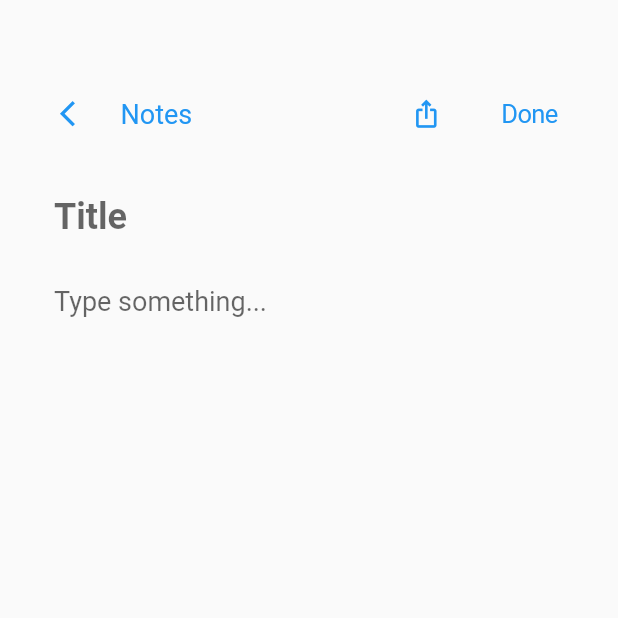
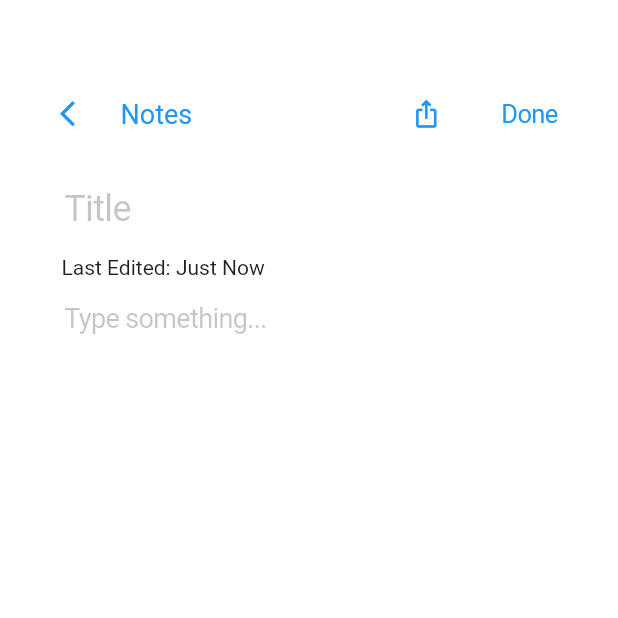
Before and after one commit to don2dusk/SecureNotes, a Flutter app: the AddNote screen opened directly, on a phone screen of 412 x 824 dp, the top half of it. Run offline on Flutter 3.47's test engine with Material 2 defaults, Android fonts, the light colour scheme and no system bars; our stand-ins replace animated_text_kit, sqflite; missing offline and left inert: window_size; accounts and stored records are empty.

Commit message:
Update-2/09/2022

```diff
--- a/lib/db/database_provider.dart
+++ b/lib/db/database_provider.dart
@@ -22,8 +22,7 @@ class SecureNotesDB {
   }
 
   Future _createDB(Database db, int version) async {
-    await db.execute(
-        '''
+    await db.execute('''
       CREATE TABLE $tableNotes(
         ${NoteFields.id} INTEGER PRIMARY KEY AUTOINCREMENT,
         ${NoteFields.title} TEXT NOT NULL,
--- a/lib/main.dart
+++ b/lib/main.dart
@@ -14,7 +14,7 @@ void main() {
 
   runApp(MaterialApp(
     debugShowCheckedModeBanner: false,
-    color: Colors.black,
+    color: Colors.white,
     home: WelcomeScreen(),
   ));
 }
--- a/lib/screens/add_note.dart
+++ b/lib/screens/add_note.dart
@@ -1,4 +1,6 @@
 // ignore_for_file: prefer_typing_uninitialized_variables
+
+import 'dart:async';
 
 import 'package:flutter/cupertino.dart';
 import 'package:flutter/material.dart';
@@ -8,12 +10,11 @@ import 'package:secure_notes/model/note_model.dart';
 import 'package:secure_notes/widgets/note_form_widget.dart';
 
 class AddNote extends StatefulWidget {
-  final int? noteId;
-  final NoteModel? note;
+  final NoteModel? snote;
   const AddNote({
     Key? key,
-    this.noteId,
-    this.note,
+    //this.noteId,
+    this.snote,
   }) : super(key: key);
   @override
   State<AddNote> createState() => _AddNoteState();
@@ -28,16 +29,19 @@ class AddNote extends StatefulWidget {
 
 class _AddNoteState extends State<AddNote> {
   final _formKey = GlobalKey<FormState>();
-  NoteModel? note;
+  var note;
   String? title;
   String? body;
-  var dateTime = DateFormat.yMMMMEEEEd().add_jm().format(DateTime.now());
+  late TextEditingController ntitle;
+  late TextEditingController nbody;
+
+  var dateTime = DateFormat.yMMMMEEEEd().add_Hm().format(DateTime.now());
   bool isLoading = false;
 
   Future refreshNotes() async {
     setState(() => isLoading = true);
-    if (widget.noteId != null) {
-      note = await SecureNotesDB.instance.readNote(widget.noteId!);
+    if (widget.snote != null) {
+      note = await SecureNotesDB.instance.readAllNotes();
     }
     setState(() => isLoading = false);
   }
@@ -46,23 +50,30 @@ class _AddNoteState extends State<AddNote> {
   void initState() {
     super.initState();
 
-    title = note?.title ?? '';
-    if (widget.noteId == null) {
+    if (widget.snote == null) {
+      title = '';
       body = '';
     } else {
-      body = note?.body;
+      body = widget.snote!.body;
+      title = widget.snote!.title;
     }
+    ntitle = TextEditingController(text: title);
+    nbody = TextEditingController(text: body);
     refreshNotes();
+  }
+
+  @override
+  void dispose() {
+    ntitle.dispose();
+    nbody.dispose();
+    super.dispose();
   }
 
   @override
   Widget build(BuildContext context) {
     return Scaffold(
-      body: isLoading
-          ? Center(
-              child: Text('Hi'),
-            )
-          : Form(
+      backgroundColor: Colors.white,
+      body: Form(
         key: _formKey,
         child: Padding(
           padding: const EdgeInsets.fromLTRB(20, 50, 20, 20),
@@ -84,21 +95,23 @@ class _AddNoteState extends State<AddNote> {
                   Expanded(
                     child: CupertinoButton(
                         alignment: Alignment.centerRight,
-                              child: Icon(Icons.ios_share_outlined,
-                                  color: Colors.blue),
+                        child:
+                            Icon(Icons.ios_share_outlined, color: Colors.blue),
                         onPressed: () {}),
                   ),
                   CupertinoButton(
-                          child: Text('Done'),
-                          onPressed: addorUpdateNote,
-                        )
+                      child: Text('Done'), onPressed: addorUpdateNote)
                 ],
               ),
               NoteFormWidget(
-                        onChangedTitle: (title) =>
-                            setState(() => this.title = title),
-                        onChangedBody: (body) =>
-                            setState(() => this.body = body)),
+                onChangedTitle: (title) => setState(() => this.title = title),
+                onChangedBody: (body) => setState(() => this.body = body),
+                titleController: ntitle,
+                bodyController: nbody,
+                lastEdited: widget.snote == null
+                    ? 'Just Now'
+                    : widget.snote!.creationDate,
+              ),
             ],
           ),
         ),
@@ -110,7 +123,7 @@ class _AddNoteState extends State<AddNote> {
     final isValid = _formKey.currentState!.validate();
 
     if (isValid) {
-      final isUpdating = widget.noteId != null;
+      final isUpdating = widget.snote != null;
 
       if (isUpdating) {
         await updateNote();
@@ -123,15 +136,14 @@ class _AddNoteState extends State<AddNote> {
   }
 
   Future updateNote() async {
-    final note = widget.note!.copy(
-        title: title, body: body, creationDate: DateTime.now().toString());
+    final note =
+        widget.snote!.copy(title: title, body: body, creationDate: dateTime);
     await SecureNotesDB.instance.update(note);
   }
 
   Future addNote() async {
-    final note = NoteModel(
-        title: title!, body: body!, creationDate: DateTime.now().toString());
+    final snote = NoteModel(title: title!, body: body!, creationDate: dateTime);
 
-    await SecureNotesDB.instance.create(note);
+    await SecureNotesDB.instance.create(snote);
   }
 }
--- a/lib/widgets/note_form_widget.dart
+++ b/lib/widgets/note_form_widget.dart
@@ -1,3 +1,4 @@
+import 'package:flutter/cupertino.dart';
 import 'package:flutter/material.dart';
 import 'package:secure_notes/screens/add_note.dart';
 
@@ -6,14 +7,20 @@ class NoteFormWidget extends StatelessWidget {
   final String? body;
   final ValueChanged<String> onChangedTitle;
   final ValueChanged<String> onChangedBody;
+  final TextEditingController titleController;
+  final TextEditingController bodyController;
+  final String lastEdited;
 
-  const NoteFormWidget({
-    Key? key,
+  const NoteFormWidget(
+      {Key? key,
       this.title = '',
       this.body = '',
+      this.lastEdited = '',
       required this.onChangedTitle,
       required this.onChangedBody,
-  }) : super(key: key);
+      required this.titleController,
+      required this.bodyController})
+      : super(key: key);
 
   @override
   Widget build(BuildContext context) => Padding(
@@ -31,32 +38,44 @@ class NoteFormWidget extends StatelessWidget {
         ),
       );
 
-  Widget buildTitle() => TextFormField(
+  Widget buildTitle() => Column(
+        crossAxisAlignment: CrossAxisAlignment.start,
+        children: [
+          CupertinoTextField(
+            controller: titleController,
             maxLines: 1,
-        initialValue: title,
+            placeholder: 'Title',
+            //initialValue: title,
             style: TextStyle(
               color: Colors.black,
               fontWeight: FontWeight.bold,
               fontSize: 24,
             ),
-        decoration:
-            InputDecoration(border: InputBorder.none, hintText: 'Title'),
-        validator: (title) =>
-            title != null && title.isEmpty ? 'The title cannot be empty' : null,
+            decoration: BoxDecoration(),
+            // validator: (title) =>
+            //     title != null && title.isEmpty ? 'The title cannot be empty' : null,
             onChanged: onChangedTitle,
+          ),
+          SizedBox(height: 10),
+          Padding(
+            padding: const EdgeInsets.fromLTRB(5, 0, 0, 0),
+            child: Text(
+              'Last Edited: ' + lastEdited,
+              textAlign: TextAlign.left,
+            ),
+          ),
+        ],
       );
-
-  Widget buildDescription() => SingleChildScrollView(
-        child: TextFormField(
-          initialValue: body,
+  Widget buildDescription() => CupertinoTextField(
+        controller: bodyController,
+        //initialValue: body,
         style: TextStyle(color: Colors.black, fontSize: 18),
-          decoration: InputDecoration(
-              border: InputBorder.none, hintText: 'Type something...'),
-          validator: (title) => title != null && title.isEmpty
-              ? 'The description cannot be empty'
-              : null,
+        placeholder: 'Type something...',
+        decoration: BoxDecoration(),
+        // validator: (title) => title != null && title.isEmpty
+        //     ? 'The body cannot be empty'
+        //     : null,
         onChanged: onChangedBody,
-          maxLines: 25,
-        ),
+        maxLines: null,
       );
 }
```
Also changed, not shown: lib/screens/home_screen.dart (+75 -106 lines), lib/widgets/note_card_widget.dart (+7 -2 lines). Lines whose indentation alone changed are shown as unchanged.
